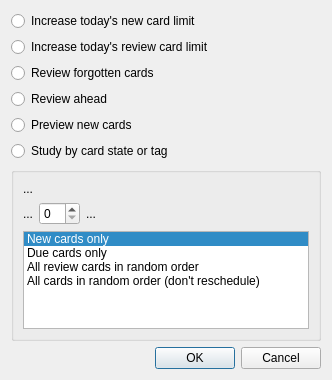
The window that qt/aqt/forms/customstudy.ui (ankitects/anki) describes before a commit, drawn with Qt 5.
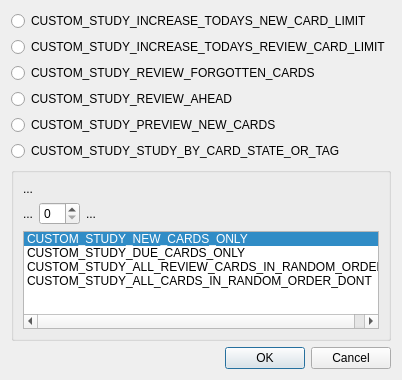
The same window after the commit.

What changed in the file:
```diff
--- a/qt/aqt/forms/customstudy.ui
+++ b/qt/aqt/forms/customstudy.ui
@@ -19,42 +19,42 @@
      <item row="3" column="0">
       <widget class="QRadioButton" name="radioAhead">
        <property name="text">
-        <string>Review ahead</string>
+        <string>CUSTOM_STUDY_REVIEW_AHEAD</string>
        </property>
       </widget>
      </item>
      <item row="2" column="0">
       <widget class="QRadioButton" name="radioForgot">
        <property name="text">
-        <string>Review forgotten cards</string>
+        <string>CUSTOM_STUDY_REVIEW_FORGOTTEN_CARDS</string>
        </property>
       </widget>
      </item>
      <item row="0" column="0">
       <widget class="QRadioButton" name="radioNew">
        <property name="text">
-        <string>Increase today's new card limit</string>
+        <string>CUSTOM_STUDY_INCREASE_TODAYS_NEW_CARD_LIMIT</string>
        </property>
       </widget>
      </item>
      <item row="1" column="0">
       <widget class="QRadioButton" name="radioRev">
        <property name="text">
-        <string>Increase today's review card limit</string>
+        <string>CUSTOM_STUDY_INCREASE_TODAYS_REVIEW_CARD_LIMIT</string>
        </property>
       </widget>
      </item>
      <item row="5" column="0">
       <widget class="QRadioButton" name="radioCram">
        <property name="text">
-        <string>Study by card state or tag</string>
+        <string>CUSTOM_STUDY_STUDY_BY_CARD_STATE_OR_TAG</string>
        </property>
       </widget>
      </item>
      <item row="4" column="0">
       <widget class="QRadioButton" name="radioPreview">
        <property name="text">
-        <string>Preview new cards</string>
+        <string>CUSTOM_STUDY_PREVIEW_NEW_CARDS</string>
        </property>
       </widget>
      </item>
@@ -114,22 +114,22 @@
         </property>
         <item>
          <property name="text">
-          <string>New cards only</string>
+          <string>CUSTOM_STUDY_NEW_CARDS_ONLY</string>
          </property>
         </item>
         <item>
          <property name="text">
-          <string>Due cards only</string>
+          <string>CUSTOM_STUDY_DUE_CARDS_ONLY</string>
          </property>
         </item>
         <item>
          <property name="text">
-          <string>All review cards in random order</string>
+          <string>CUSTOM_STUDY_ALL_REVIEW_CARDS_IN_RANDOM_ORDER</string>
          </property>
         </item>
         <item>
          <property name="text">
-          <string>All cards in random order (don't reschedule)</string>
+          <string>CUSTOM_STUDY_ALL_CARDS_IN_RANDOM_ORDER_DONT</string>
          </property>
         </item>
        </widget>
```
Left out of the diff: 2 changed lines with no effect on the pictures.
